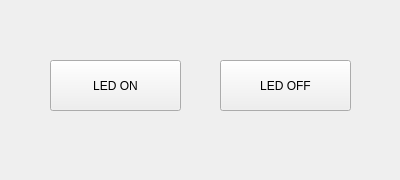
Qt form LED-ON-OFF.ui (alcon-78/Pinguino_Control-2) before a commit.
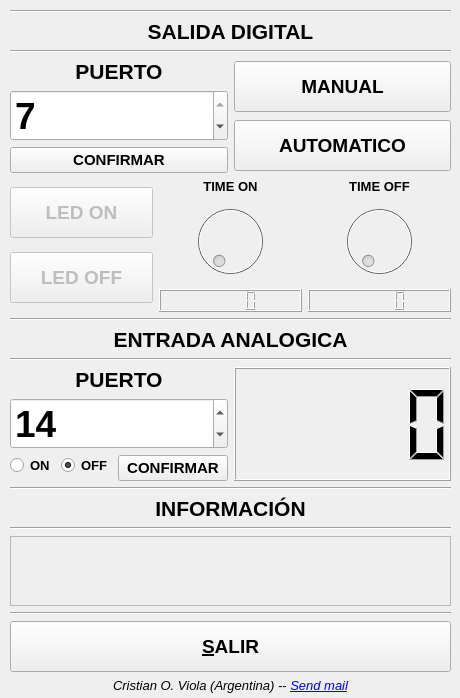
The same form after that commit. Icons and pictures are not drawn.

Diff of the .ui file:
```diff
--- a/LED-ON-OFF.ui
+++ b/LED-ON-OFF.ui
@@ -6,8 +6,8 @@
    <rect>
     <x>0</x>
     <y>0</y>
-    <width>400</width>
-    <height>180</height>
+    <width>460</width>
+    <height>698</height>
    </rect>
   </property>
   <property name="acceptDrops">
@@ -24,32 +24,569 @@
    <bool>false</bool>
   </property>
   <widget class="QWidget" name="centralwidget">
-   <widget class="QPushButton" name="pushButton">
+   <widget class="QWidget" name="layoutWidget">
     <property name="geometry">
      <rect>
-      <x>50</x>
-      <y>60</y>
-      <width>131</width>
-      <height>51</height>
+      <x>10</x>
+      <y>10</y>
+      <width>441</width>
+      <height>684</height>
      </rect>
     </property>
-    <property name="text">
-     <string>LED ON</string>
-    </property>
+    <layout class="QVBoxLayout" name="verticalLayout_3">
+     <item>
+      <widget class="Line" name="line_2">
+       <property name="orientation">
+        <enum>Qt::Horizontal</enum>
+       </property>
+      </widget>
+     </item>
+     <item>
+      <widget class="QLabel" name="label_4">
+       <property name="font">
+        <font>
+         <pointsize>16</pointsize>
+         <weight>75</weight>
+         <italic>false</italic>
+         <bold>true</bold>
+        </font>
+       </property>
+       <property name="whatsThis">
+        <string>&lt;html&gt;&lt;head/&gt;&lt;body&gt;&lt;p align=&quot;center&quot;&gt;ENTRADA ANALOGICA&lt;/p&gt;&lt;/body&gt;&lt;/html&gt;</string>
+       </property>
+       <property name="text">
+        <string>&lt;html&gt;&lt;head/&gt;&lt;body&gt;&lt;p align=&quot;center&quot;&gt;SALIDA DIGITAL&lt;/p&gt;&lt;/body&gt;&lt;/html&gt;</string>
+       </property>
+      </widget>
+     </item>
+     <item>
+      <widget class="Line" name="line">
+       <property name="orientation">
+        <enum>Qt::Horizontal</enum>
+       </property>
+      </widget>
+     </item>
+     <item>
+      <layout class="QHBoxLayout" name="horizontalLayout">
+       <item>
+        <layout class="QVBoxLayout" name="verticalLayout">
+         <item>
+          <widget class="QLabel" name="label_5">
+           <property name="font">
+            <font>
+             <pointsize>16</pointsize>
+             <weight>75</weight>
+             <italic>false</italic>
+             <bold>true</bold>
+            </font>
+           </property>
+           <property name="whatsThis">
+            <string>&lt;html&gt;&lt;head/&gt;&lt;body&gt;&lt;p align=&quot;center&quot;&gt;ENTRADA ANALOGICA&lt;/p&gt;&lt;/body&gt;&lt;/html&gt;</string>
+           </property>
+           <property name="text">
+            <string>&lt;html&gt;&lt;head/&gt;&lt;body&gt;&lt;p align=&quot;center&quot;&gt;PUERTO&lt;/p&gt;&lt;/body&gt;&lt;/html&gt;</string>
+           </property>
+          </widget>
+         </item>
+         <item>
+          <widget class="QSpinBox" name="spinPuerto">
+           <property name="minimumSize">
+            <size>
+             <width>131</width>
+             <height>51</height>
+            </size>
+           </property>
+           <property name="font">
+            <font>
+             <pointsize>28</pointsize>
+             <weight>75</weight>
+             <bold>true</bold>
+            </font>
+           </property>
+           <property name="minimum">
+            <number>0</number>
+           </property>
+           <property name="maximum">
+            <number>7</number>
+           </property>
+           <property name="value">
+            <number>7</number>
+           </property>
+          </widget>
+         </item>
+         <item>
+          <widget class="QPushButton" name="pushPuerto">
+           <property name="font">
+            <font>
+             <pointsize>11</pointsize>
+             <weight>75</weight>
+             <bold>true</bold>
+            </font>
+           </property>
+           <property name="toolTip">
+            <string>&lt;html&gt;&lt;head/&gt;&lt;body&gt;&lt;p align=&quot;center&quot;&gt;&lt;span style=&quot; font-weight:600;&quot;&gt;CONFIRMAR&lt;/span&gt;&lt;/p&gt;&lt;/body&gt;&lt;/html&gt;</string>
+           </property>
+           <property name="text">
+            <string>CONFIRMAR</string>
+           </property>
+          </widget>
+         </item>
+        </layout>
+       </item>
+       <item>
+        <layout class="QVBoxLayout" name="verticalLayout_10">
+         <item>
+          <widget class="QPushButton" name="pushManual">
+           <property name="enabled">
+            <bool>true</bool>
+           </property>
+           <property name="minimumSize">
+            <size>
+             <width>131</width>
+             <height>51</height>
+            </size>
+           </property>
+           <property name="font">
+            <font>
+             <pointsize>14</pointsize>
+             <weight>75</weight>
+             <bold>true</bold>
+            </font>
+           </property>
+           <property name="text">
+            <string>MANUAL</string>
+           </property>
+          </widget>
+         </item>
+         <item>
+          <widget class="QPushButton" name="pushAutomatic">
+           <property name="enabled">
+            <bool>true</bool>
+           </property>
+           <property name="minimumSize">
+            <size>
+             <width>131</width>
+             <height>51</height>
+            </size>
+           </property>
+           <property name="font">
+            <font>
+             <pointsize>14</pointsize>
+             <weight>75</weight>
+             <bold>true</bold>
+            </font>
+           </property>
+           <property name="text">
+            <string>AUTOMATICO</string>
+           </property>
+          </widget>
+         </item>
+        </layout>
+       </item>
+      </layout>
+     </item>
+     <item>
+      <layout class="QGridLayout" name="gridLayout">
+       <item row="0" column="0">
+        <layout class="QVBoxLayout" name="verticalLayout_2">
+         <item>
+          <widget class="QPushButton" name="pushButton">
+           <property name="enabled">
+            <bool>false</bool>
+           </property>
+           <property name="minimumSize">
+            <size>
+             <width>131</width>
+             <height>51</height>
+            </size>
+           </property>
+           <property name="font">
+            <font>
+             <pointsize>14</pointsize>
+             <weight>75</weight>
+             <bold>true</bold>
+            </font>
+           </property>
+           <property name="text">
+            <string>LED ON</string>
+           </property>
+          </widget>
+         </item>
+         <item>
+          <widget class="QPushButton" name="pushButton_2">
+           <property name="enabled">
+            <bool>false</bool>
+           </property>
+           <property name="minimumSize">
+            <size>
+             <width>131</width>
+             <height>51</height>
+            </size>
+           </property>
+           <property name="font">
+            <font>
+             <pointsize>14</pointsize>
+             <weight>75</weight>
+             <bold>true</bold>
+            </font>
+           </property>
+           <property name="text">
+            <string>LED OFF</string>
+           </property>
+          </widget>
+         </item>
+        </layout>
+       </item>
+       <item row="0" column="1">
+        <layout class="QVBoxLayout" name="verticalLayout_7">
+         <item>
+          <widget class="QLabel" name="label_7">
+           <property name="font">
+            <font>
+             <pointsize>10</pointsize>
+             <weight>75</weight>
+             <bold>true</bold>
+            </font>
+           </property>
+           <property name="toolTip">
+            <string>&lt;html&gt;&lt;head/&gt;&lt;body&gt;&lt;p align=&quot;center&quot;&gt;TIME ON&lt;/p&gt;&lt;/body&gt;&lt;/html&gt;</string>
+           </property>
+           <property name="text">
+            <string>&lt;html&gt;&lt;head/&gt;&lt;body&gt;&lt;p align=&quot;center&quot;&gt;TIME ON&lt;/p&gt;&lt;/body&gt;&lt;/html&gt;</string>
+           </property>
+          </widget>
+         </item>
+         <item>
+          <layout class="QVBoxLayout" name="verticalLayout_6">
+           <item>
+            <widget class="QDial" name="dial_ON">
+             <property name="enabled">
+              <bool>false</bool>
+             </property>
+            </widget>
+           </item>
+           <item>
+            <widget class="QLCDNumber" name="lcd_ON"/>
+           </item>
+          </layout>
+         </item>
+        </layout>
+       </item>
+       <item row="0" column="2">
+        <layout class="QVBoxLayout" name="verticalLayout_8">
+         <item>
+          <widget class="QLabel" name="label_10">
+           <property name="enabled">
+            <bool>true</bool>
+           </property>
+           <property name="font">
+            <font>
+             <pointsize>10</pointsize>
+             <weight>75</weight>
+             <bold>true</bold>
+            </font>
+           </property>
+           <property name="toolTip">
+            <string>&lt;html&gt;&lt;head/&gt;&lt;body&gt;&lt;p align=&quot;center&quot;&gt;TIME ON&lt;/p&gt;&lt;/body&gt;&lt;/html&gt;</string>
+           </property>
+           <property name="text">
+            <string>&lt;html&gt;&lt;head/&gt;&lt;body&gt;&lt;p align=&quot;center&quot;&gt;TIME OFF&lt;/p&gt;&lt;/body&gt;&lt;/html&gt;</string>
+           </property>
+          </widget>
+         </item>
+         <item>
+          <layout class="QVBoxLayout" name="verticalLayout_9">
+           <item>
+            <widget class="QDial" name="dial_OFF">
+             <property name="enabled">
+              <bool>false</bool>
+             </property>
+            </widget>
+           </item>
+           <item>
+            <widget class="QLCDNumber" name="lcd_OFF"/>
+           </item>
+          </layout>
+         </item>
+        </layout>
+       </item>
+      </layout>
+     </item>
+     <item>
+      <widget class="Line" name="line_8">
+       <property name="orientation">
+        <enum>Qt::Horizontal</enum>
+       </property>
+      </widget>
+     </item>
+     <item>
+      <widget class="QLabel" name="label_2">
+       <property name="font">
+        <font>
+         <pointsize>16</pointsize>
+         <weight>75</weight>
+         <italic>false</italic>
+         <bold>true</bold>
+        </font>
+       </property>
+       <property name="whatsThis">
+        <string>&lt;html&gt;&lt;head/&gt;&lt;body&gt;&lt;p align=&quot;center&quot;&gt;ENTRADA ANALOGICA&lt;/p&gt;&lt;/body&gt;&lt;/html&gt;</string>
+       </property>
+       <property name="text">
+        <string>&lt;html&gt;&lt;head/&gt;&lt;body&gt;&lt;p align=&quot;center&quot;&gt;ENTRADA ANALOGICA&lt;/p&gt;&lt;/body&gt;&lt;/html&gt;</string>
+       </property>
+      </widget>
+     </item>
+     <item>
+      <widget class="Line" name="line_4">
+       <property name="orientation">
+        <enum>Qt::Horizontal</enum>
+       </property>
+      </widget>
+     </item>
+     <item>
+      <layout class="QHBoxLayout" name="horizontalLayout_3">
+       <item>
+        <layout class="QVBoxLayout" name="verticalLayout_4">
+         <item>
+          <widget class="QLabel" name="label_6">
+           <property name="font">
+            <font>
+             <pointsize>16</pointsize>
+             <weight>75</weight>
+             <italic>false</italic>
+             <bold>true</bold>
+            </font>
+           </property>
+           <property name="whatsThis">
+            <string>&lt;html&gt;&lt;head/&gt;&lt;body&gt;&lt;p align=&quot;center&quot;&gt;ENTRADA ANALOGICA&lt;/p&gt;&lt;/body&gt;&lt;/html&gt;</string>
+           </property>
+           <property name="text">
+            <string>&lt;html&gt;&lt;head/&gt;&lt;body&gt;&lt;p align=&quot;center&quot;&gt;PUERTO&lt;/p&gt;&lt;/body&gt;&lt;/html&gt;</string>
+           </property>
+          </widget>
+         </item>
+         <item>
+          <widget class="QSpinBox" name="spinPuerto_A">
+           <property name="minimumSize">
+            <size>
+             <width>131</width>
+             <height>51</height>
+            </size>
+           </property>
+           <property name="font">
+            <font>
+             <pointsize>28</pointsize>
+             <weight>75</weight>
+             <bold>true</bold>
+            </font>
+           </property>
+           <property name="minimum">
+            <number>13</number>
+           </property>
+           <property name="maximum">
+            <number>17</number>
+           </property>
+           <property name="value">
+            <number>14</number>
+           </property>
+          </widget>
+         </item>
+         <item>
+          <layout class="QFormLayout" name="formLayout_2">
+           <item row="0" column="0">
+            <layout class="QFormLayout" name="formLayout">
+             <item row="0" column="0">
+              <widget class="QRadioButton" name="radioButton_ON">
+               <property name="font">
+                <font>
+                 <pointsize>10</pointsize>
+                 <weight>75</weight>
+                 <bold>true</bold>
+                </font>
+               </property>
+               <property name="text">
+                <string>ON</string>
+               </property>
+              </widget>
+             </item>
+             <item row="0" column="1">
+              <widget class="QRadioButton" name="radioButton_OFF">
+               <property name="font">
+                <font>
+                 <pointsize>10</pointsize>
+                 <weight>75</weight>
+                 <bold>true</bold>
+                </font>
+               </property>
+               <property name="text">
+                <string>OFF</string>
+               </property>
+               <property name="checked">
+                <bool>true</bool>
+               </property>
+              </widget>
+             </item>
+            </layout>
+           </item>
+           <item row="0" column="1">
+            <widget class="QPushButton" name="pushPuertoA">
+             <property name="font">
+              <font>
+               <pointsize>11</pointsize>
+               <weight>75</weight>
+               <bold>true</bold>
+              </font>
+             </property>
+             <property name="toolTip">
+              <string>&lt;html&gt;&lt;head/&gt;&lt;body&gt;&lt;p align=&quot;center&quot;&gt;&lt;span style=&quot; font-weight:600;&quot;&gt;CONFIRMAR&lt;/span&gt;&lt;/p&gt;&lt;/body&gt;&lt;/html&gt;</string>
+             </property>
+             <property name="text">
+              <string>CONFIRMAR</string>
+             </property>
+            </widget>
+           </item>
+          </layout>
+         </item>
+        </layout>
+       </item>
+       <item>
+        <layout class="QVBoxLayout" name="verticalLayout_5">
+         <item>
+          <widget class="QLCDNumber" name="lcdAnalog">
+           <property name="minimumSize">
+            <size>
+             <width>131</width>
+             <height>51</height>
+            </size>
+           </property>
+           <property name="value" stdset="0">
+            <double>0.000000000000000</double>
+           </property>
+          </widget>
+         </item>
+        </layout>
+       </item>
+      </layout>
+     </item>
+     <item>
+      <layout class="QHBoxLayout" name="horizontalLayout_2"/>
+     </item>
+     <item>
+      <widget class="Line" name="line_5">
+       <property name="orientation">
+        <enum>Qt::Horizontal</enum>
+       </property>
+      </widget>
+     </item>
+     <item>
+      <widget class="QLabel" name="label_3">
+       <property name="font">
+        <font>
+         <pointsize>16</pointsize>
+         <weight>75</weight>
+         <italic>false</italic>
+         <bold>true</bold>
+        </font>
+       </property>
+       <property name="whatsThis">
+        <string>&lt;html&gt;&lt;head/&gt;&lt;body&gt;&lt;p align=&quot;center&quot;&gt;ENTRADA ANALOGICA&lt;/p&gt;&lt;/body&gt;&lt;/html&gt;</string>
+       </property>
+       <property name="text">
+        <string>&lt;html&gt;&lt;head/&gt;&lt;body&gt;&lt;p align=&quot;center&quot;&gt;INFORMACIÓN&lt;/p&gt;&lt;/body&gt;&lt;/html&gt;</string>
+       </property>
+      </widget>
+     </item>
+     <item>
+      <widget class="Line" name="line_6">
+       <property name="orientation">
+        <enum>Qt::Horizontal</enum>
+       </property>
+      </widget>
+     </item>
+     <item>
+      <widget class="QScrollArea" name="scrollArea">
+       <property name="widgetResizable">
+        <bool>true</bool>
+       </property>
+       <widget class="QWidget" name="scrollAreaWidgetContents">
+        <property name="geometry">
+         <rect>
+          <x>0</x>
+          <y>0</y>
+          <width>437</width>
+          <height>69</height>
+         </rect>
+        </property>
+       </widget>
+      </widget>
+     </item>
+     <item>
+      <widget class="Line" name="line_7">
+       <property name="orientation">
+        <enum>Qt::Horizontal</enum>
+       </property>
+      </widget>
+     </item>
+     <item>
+      <widget class="QPushButton" name="pushButton_3">
+       <property name="minimumSize">
+        <size>
+         <width>0</width>
+         <height>51</height>
+        </size>
+       </property>
+       <property name="font">
+        <font>
+         <pointsize>14</pointsize>
+         <weight>75</weight>
+         <bold>true</bold>
+        </font>
+       </property>
+       <property name="text">
+        <string>&amp;SALIR</string>
+       </property>
+      </widget>
+     </item>
+     <item>
+      <widget class="QLabel" name="label">
+       <property name="minimumSize">
+        <size>
+         <width>0</width>
+         <height>16</height>
+        </size>
+       </property>
+       <property name="font">
+        <font>
+         <pointsize>10</pointsize>
+         <italic>true</italic>
+        </font>
+       </property>
+       <property name="toolTip">
+        <string>&lt;html&gt;&lt;head/&gt;&lt;body&gt;&lt;p align=&quot;center&quot;&gt;Cristian Viola -- cristian_viola@hotmail.com.ar&lt;/p&gt;&lt;/body&gt;&lt;/html&gt;</string>
+       </property>
+       <property name="text">
+        <string>&lt;html&gt;&lt;head/&gt;&lt;body&gt;&lt;p align=&quot;center&quot;&gt;Cristian O. Viola (Argentina)  -- &lt;a href=&quot;mailto:cristian_viola@hotmail.com.ar&quot;&gt;&lt;span style=&quot; text-decoration: underline; color:#0000ff;&quot;&gt;Send mail&lt;/span&gt;&lt;/a&gt;&lt;/p&gt;&lt;/body&gt;&lt;/html&gt;</string>
+       </property>
+      </widget>
+     </item>
+    </layout>
    </widget>
-   <widget class="QPushButton" name="pushButton_2">
-    <property name="geometry">
-     <rect>
-      <x>220</x>
-      <y>60</y>
-      <width>131</width>
-      <height>51</height>
-     </rect>
-    </property>
-    <property name="text">
-     <string>LED OFF</string>
-    </property>
-   </widget>
+   <zorder>layoutWidget</zorder>
+   <zorder>pushButton_4</zorder>
+   <zorder>lcdAnalog</zorder>
+   <zorder>spinPuerto_2</zorder>
+   <zorder>pushButton_2</zorder>
+   <zorder>radioButton_OFF</zorder>
+   <zorder>radioButton_ON</zorder>
+   <zorder>radioButton_ON</zorder>
+   <zorder>radioButton_OFF</zorder>
+   <zorder>pushPuertoA</zorder>
+   <zorder>dial_ON</zorder>
+   <zorder>lcd_ON</zorder>
+   <zorder>label_7</zorder>
+   <zorder>layoutWidget_3</zorder>
+   <zorder>dial_OFF</zorder>
   </widget>
  </widget>
  <resources/>
```
Left out of the diff: 34 changed lines with no effect on the pictures.
